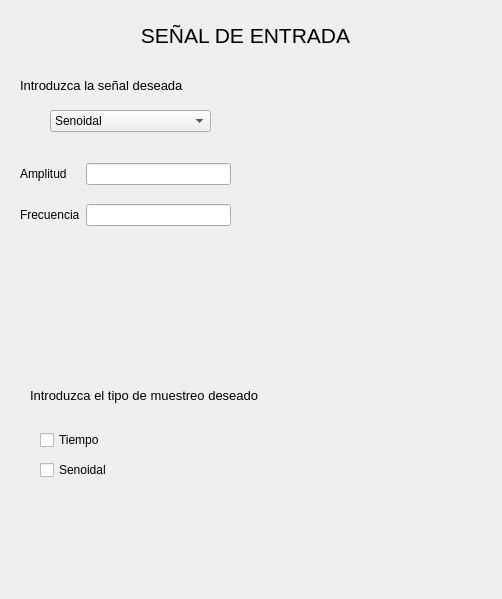
Before: the Qt Designer form designer/entrada.ui in matifrancois/TP1_ASSD_Programacion, drawn with Qt 5.
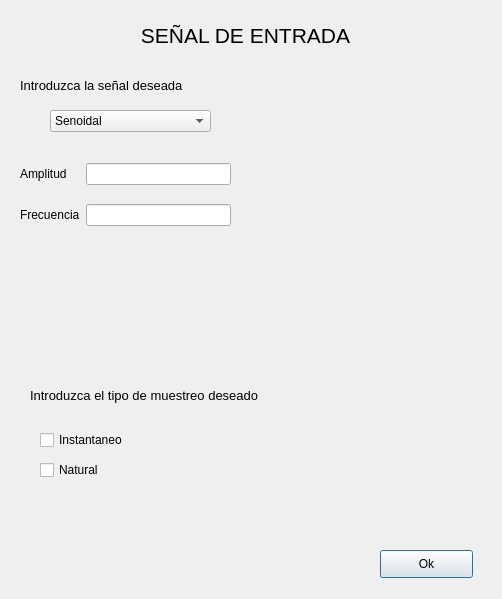
After: the same form once the commit is applied.

Commit message:
Incorpore la ventanda de entrada y la carga de datos del combo_box de entrada
falta todavia conecatr con los eventso de carga de datos de amplitud frecuencia etc.

```diff
--- a/designer/entrada.ui
+++ b/designer/entrada.ui
@@ -81,12 +81,12 @@
     <rect>
      <x>40</x>
      <y>430</y>
-     <width>81</width>
+     <width>101</width>
      <height>20</height>
     </rect>
    </property>
    <property name="text">
-    <string>Tiempo </string>
+    <string>Instantaneo</string>
    </property>
   </widget>
   <widget class="QCheckBox" name="checkBox_senoidal_3">
@@ -99,7 +99,7 @@
     </rect>
    </property>
    <property name="text">
-    <string>Senoidal</string>
+    <string>Natural</string>
    </property>
   </widget>
   <widget class="QComboBox" name="comboBox">
@@ -127,6 +127,19 @@
     </property>
    </item>
   </widget>
+  <widget class="QPushButton" name="pushButton_ok">
+   <property name="geometry">
+    <rect>
+     <x>380</x>
+     <y>550</y>
+     <width>93</width>
+     <height>28</height>
+    </rect>
+   </property>
+   <property name="text">
+    <string>Ok</string>
+   </property>
+  </widget>
   <widget class="QWidget" name="">
    <property name="geometry">
     <rect>
```
Left out of the diff: 8 changed lines with no effect on the pictures. The commit also changes 5 other files.
